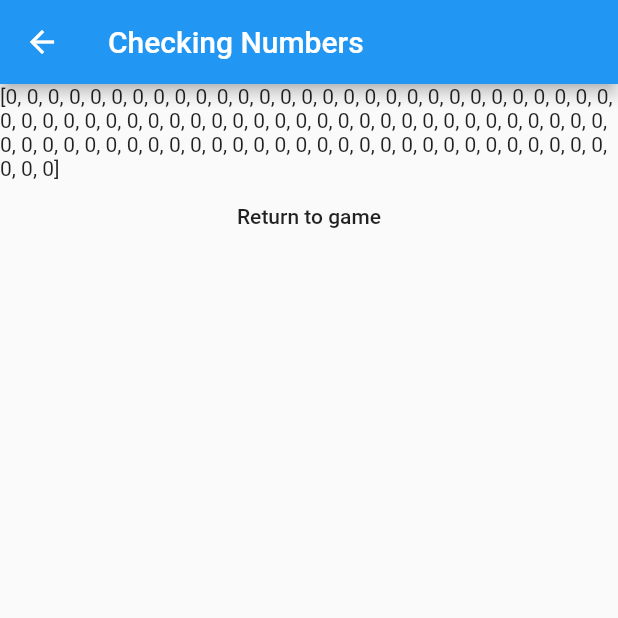
After one commit to waspyfaeleith/flutter_dart_bingo_machine, a Flutter app: the screen it shows after launch, after a tap on "House Called!", on a phone screen of 412 x 824 dp, the top half of it. The commit adds this screen. Run offline on Flutter 3.47's test engine with Material 2 defaults, Android fonts, the phone set to English and light mode, and no system bars.

Commit message:
added second screen

```diff
--- /dev/null
+++ b/lib/check_screen.dart
@@ -0,0 +1,43 @@
+import 'package:flutter/material.dart';
+
+class CheckScreen extends StatelessWidget {
+
+  List<int> calledNumbers;
+
+  CheckScreen({this.calledNumbers});
+
+  @override
+  Widget build(BuildContext context) {
+    return Scaffold(
+        appBar: AppBar(
+          title: Text('Checking Numbers'),
+        ),
+        body: Center(
+          child: Column(
+            children: [
+              Text(
+              '$calledNumbers',
+              ),
+              // GridView.count(
+              //   crossAxisCount: 10,
+              //   children: List.generate(20, (index) {
+              //     return Center(
+              //       child: Text(
+              //         '${index + 1}',
+              //         //style: Theme.of(context).textTheme.headline5,
+              //       ),
+              //     );
+              //   }),
+              // ),
+          FlatButton(
+            child: Text('Return to game'),
+            onPressed: () {
+              Navigator.pop(context);
+            },
+          ),
+        ],
+      ),
+    ),
+    );
+  }
+}
--- a/lib/main.dart
+++ b/lib/main.dart
@@ -1,5 +1,7 @@
 import 'package:flutter/material.dart';
 import 'dart:math';
+
+import 'package:my_fun_app/check_screen.dart';
 
 void main() {
   runApp(MyApp());
@@ -12,15 +14,6 @@ class MyApp extends StatelessWidget {
     return MaterialApp(
       title: 'Simple Bingo Machine',
       theme: ThemeData(
-        // This is the theme of your application.
-        //
-        // Try running your application with "flutter run". You'll see the
-        // application has a blue toolbar. Then, without quitting the app, try
-        // changing the primarySwatch below to Colors.green and then invoke
-        // "hot reload" (press "r" in the console where you ran "flutter run",
-        // or simply save your changes to "hot reload" in a Flutter IDE).
-        // Notice that the counter didn't reset back to zero; the application
-        // is not restarted.
         primarySwatch: Colors.blue,
       ),
       home: MyHomePage(title: 'My Simple Bingo Machine'),
@@ -30,15 +23,6 @@ class MyApp extends StatelessWidget {
 
 class MyHomePage extends StatefulWidget {
   MyHomePage({Key key, this.title}) : super(key: key);
-
-  // This widget is the home page of your application. It is stateful, meaning
-  // that it has a State object (defined below) that contains fields that affect
-  // how it looks.
-
-  // This class is the configuration for the state. It holds the values (in this
-  // case the title) provided by the parent (in this case the App widget) and
-  // used by the build method of the State. Fields in a Widget subclass are
-  // always marked "final".
 
   final String title;
 
@@ -65,11 +49,6 @@ class _MyHomePageState extends State<MyHomePage> {
 
   void _incrementCounter() {
     setState(() {
-      // This call to setState tells the Flutter framework that something has
-      // changed in this State, which causes it to rerun the build method below
-      // so that the display can reflect the updated values. If we changed
-      // _counter without calling setState(), then the build method would not be
-      // called again, and so nothing would appear to happen.
       _counter++;
 
     });
@@ -86,41 +65,18 @@ class _MyHomePageState extends State<MyHomePage> {
 
   @override
   Widget build(BuildContext context) {
-    // This method is rerun every time setState is called, for instance as done
-    // by the _incrementCounter method above.
-    //
-    // The Flutter framework has been optimized to make rerunning build methods
-    // fast, so that you can just rebuild anything that needs updating rather
-    // than having to individually change instances of widgets.
     return Scaffold(
       appBar: AppBar(
-        // Here we take the value from the MyHomePage object that was created by
-        // the App.build method, and use it to set our appbar title.
         title: Text(widget.title),
       ),
       body: Center(
-        // Center is a layout widget. It takes a single child and positions it
-        // in the middle of the parent.
         child: Column(
-          // Column is also a layout widget. It takes a list of children and
-          // arranges them vertically. By default, it sizes itself to fit its
-          // children horizontally, and tries to be as tall as its parent.
-          //
-          // Invoke "debug painting" (press "p" in the console, choose the
-          // "Toggle Debug Paint" action from the Flutter Inspector in Android
-          // Studio, or the "Toggle Debug Paint" command in Visual Studio Code)
-          // to see the wireframe for each widget.
-          //
-          // Column has various properties to control how it sizes itself and
-          // how it positions its children. Here we use mainAxisAlignment to
-          // center the children vertically; the main axis here is the vertical
-          // axis because Columns are vertical (the cross axis would be
-          // horizontal).
+
           mainAxisAlignment: MainAxisAlignment.center,
           children: <Widget>[
-            Text(
-              '$calledNumbers',
-            ),
+            // Text(
+            //   '$calledNumbers',
+            // ),
             Text(
               calledNumber == 0  ? 'Eyes Down...' : '$calledNumber',
               style: Theme.of(context).textTheme.headline1,
@@ -132,10 +88,21 @@ class _MyHomePageState extends State<MyHomePage> {
               }
             ),
             FlatButton(
-                child: Text('New Game', style: Theme.of(context).textTheme.headline2,),
-                onPressed: () {
-                  _reset();
-                }
+                //child: Text('New Game', style: Theme.of(context).textTheme.headline2,),
+                //onPressed: () {
+                //  _reset();
+                //}
+              child: Text('House Called!',
+                style: Theme.of(context).textTheme.headline2,
+              ),
+              onPressed: () {
+                Navigator.push(
+                  context,
+                  MaterialPageRoute(builder: (context) => CheckScreen(
+                    calledNumbers: calledNumbers,
+                  )),
+                );
+              },
             ),
           ],
         ),
```
